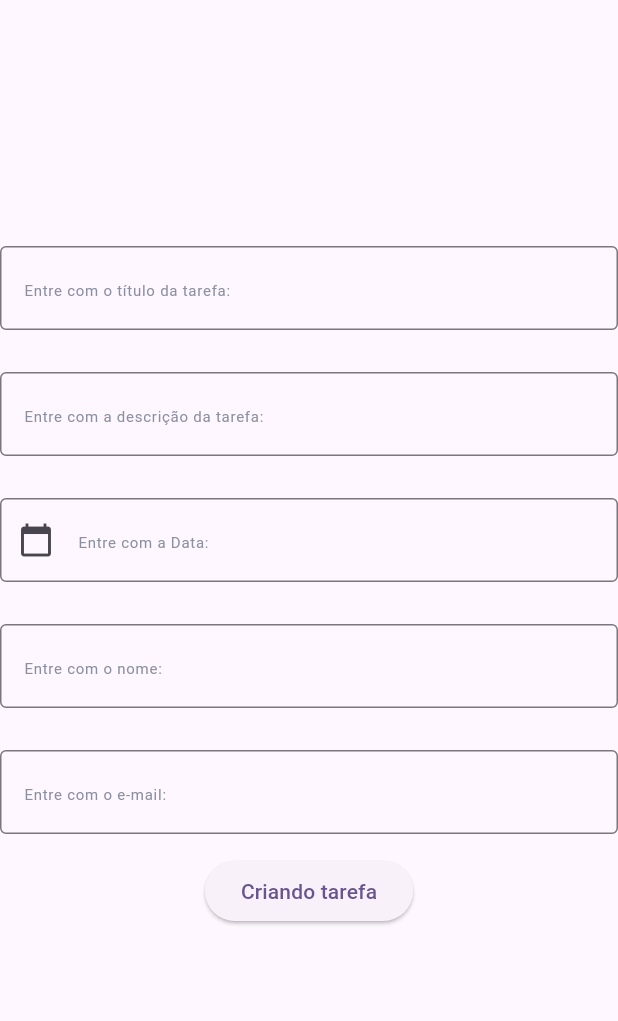
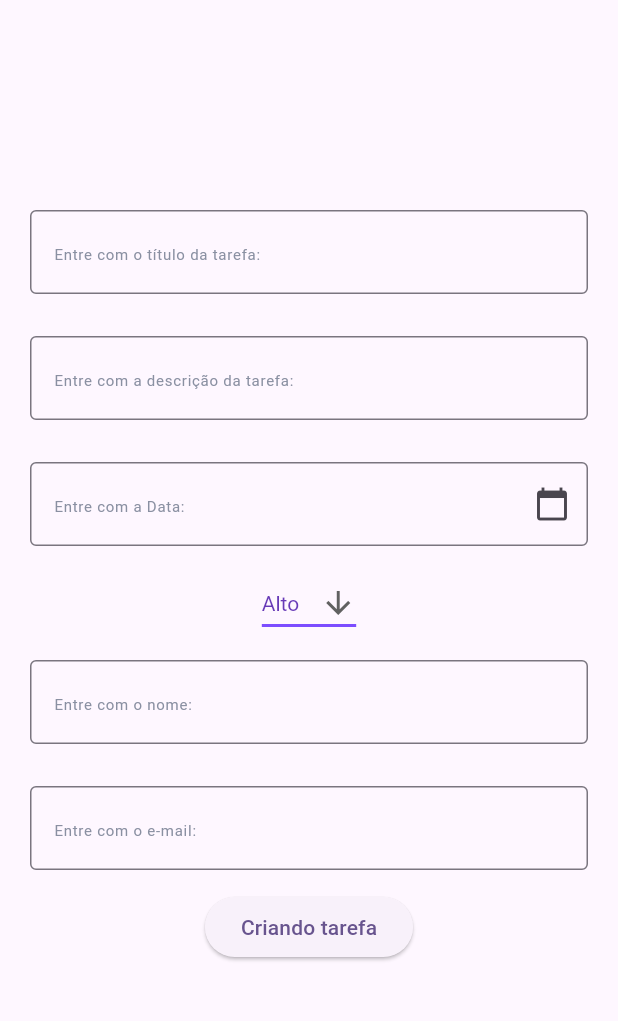
Before and after one commit to ambulcao/task-main, a Flutter app: the screen it shows after launch, after a tap on "Criando tarefa", on a phone screen of 412 x 824 dp, the part 84-1105 px from its top. Run offline on Flutter 3.47's test engine with Material 3 defaults, Android fonts, the phone set to English and light mode, and no system bars.

Commit message:
Creating submit task details

```diff
--- a/lib/features/todo_tasks/model/todo_task_model.dart
+++ b/lib/features/todo_tasks/model/todo_task_model.dart
@@ -11,7 +11,7 @@ class TodoTaskModel {
     description = json['description'];
     dueDate = json['dueDate'];
     priority = json['priority'];
-    createdBy = json['createdBy' != null ? CreatedBy.fromJson(json['createdBy']) : null ];
+    createdBy = json['createdBy'] != null ? CreatedBy.fromJson(json['createdBy']) : null;
   }
   Map<String, dynamic> toJson() {
     final Map<String, dynamic> data = <String, dynamic>{};
--- a/lib/features/todo_tasks/view/todo_task_view.dart
+++ b/lib/features/todo_tasks/view/todo_task_view.dart
@@ -1,4 +1,7 @@
 import 'package:flutter/material.dart';
+import 'package:provider/provider.dart';
+import 'package:todo_task/features/todo_tasks/model/todo_task_model.dart';
+import 'package:todo_task/features/todo_tasks/view_model/todo_task_view_model.dart';
 import 'package:todo_task/features/widget/input_text_field_widget.dart';
 
 class TodoTaskView extends StatefulWidget {
@@ -22,6 +25,8 @@ class _TodoTaskViewState extends State<TodoTaskView> {
          centerTitle: true,
       ),
       body: Container(
+        child: Padding(
+          padding: const EdgeInsets.symmetric(horizontal: 20),
         child: Column(
           mainAxisAlignment: MainAxisAlignment.center,
           crossAxisAlignment: CrossAxisAlignment.center,
@@ -29,20 +34,64 @@ class _TodoTaskViewState extends State<TodoTaskView> {
             InputTextField(hintText: "Entre com o título da tarefa:", controller: _titleController),
             InputTextField(hintText: "Entre com a descrição da tarefa:", controller: _descriptionController),
             InputTextField(hintText: "Entre com a Data:", controller: _dueDateController,
-              isreadonly:true, prefixIcon: InkWell(
+              isreadonly:true, suffixIcon: InkWell(
                 onTap: () {
                   selectDueData();
                 },
                 child: Icon(Icons.calendar_today),
               ),),
+              selectProrityDropDown(),
             InputTextField(hintText: "Entre com o nome:", controller: _createdByNameController),
             InputTextField(hintText: "Entre com o e-mail:", controller: _createdByEmailController),
-            ElevatedButton(onPressed: () {}, child: Text("Criando tarefa"))
+            ElevatedButton(onPressed: () {
+              submitTaskDetails();
+            }, child: Text("Criando tarefa"))
           ],
+        )
         )
       )
     );
   }
+
+  void submitTaskDetails(){
+    final TodoTaskProvider = Provider.of<TodoTaskViewModel>(context, listen: false);
+    TodoTaskProvider.createTask(TodoTaskModel(
+      title: _titleController.text,
+      description: _descriptionController.text,
+      dueDate: _dueDateController.text,
+      priority: TodoTaskProvider.selectedPriority,
+      createdBy: CreatedBy(
+        createdByName: _createdByNameController.text,
+        createdByEmail: _createdByEmailController.text
+      )
+    ));
+  }
+
+  Widget selectProrityDropDown() {
+    final todoTaskProvider = Provider.of<TodoTaskViewModel>(context);
+    return DropdownButton<String>(
+      value: todoTaskProvider.selectedPriority,
+      icon: const Icon(Icons.arrow_downward),
+      iconSize: 24,
+      elevation: 16,
+      style: const TextStyle(color: Colors.deepPurple),
+      underline: Container(
+        height: 2,
+        color: Colors.deepPurpleAccent,
+      ),
+      onChanged: (String? newValue) {
+        todoTaskProvider.setPriority(newValue ?? todoTaskProvider.selectedPriority);
+      },
+      items: todoTaskProvider.priorityList
+          .map((String value) {
+        return DropdownMenuItem<String>(
+          value: value,
+          child: Text(value),
+        );
+      }).toList(),
+    );
+  }
+
   selectDueData() async {
     final DateTime? value = await showDatePicker(
       context: context,
--- a/lib/features/todo_tasks/view_model/todo_task_view_model.dart
+++ b/lib/features/todo_tasks/view_model/todo_task_view_model.dart
@@ -1,9 +1,23 @@
+import 'dart:core';
 import 'package:flutter/widgets.dart';
 import 'package:todo_task/features/todo_tasks/model/todo_task_model.dart';
 
 class TodoTaskViewModel extends ChangeNotifier {
+  String? _priority;
+  String? get priority => _priority;
 
-List<String> priorityList = ["High", "Medium", "Low"];
+  void setPriority(String value) {
+    _priority = value;
+    notifyListeners();
+  }
+
+  List<String> priorityList = ["Alto", "Médio", "Baixo"];
+  String selectedPriority = 'Alto';
+
+  void selectPriority(String value){
+    selectedPriority = value;
+    notifyListeners();
+  }
 
   Future<void> createTask(TodoTaskModel model) {
     notifyListeners();
```
